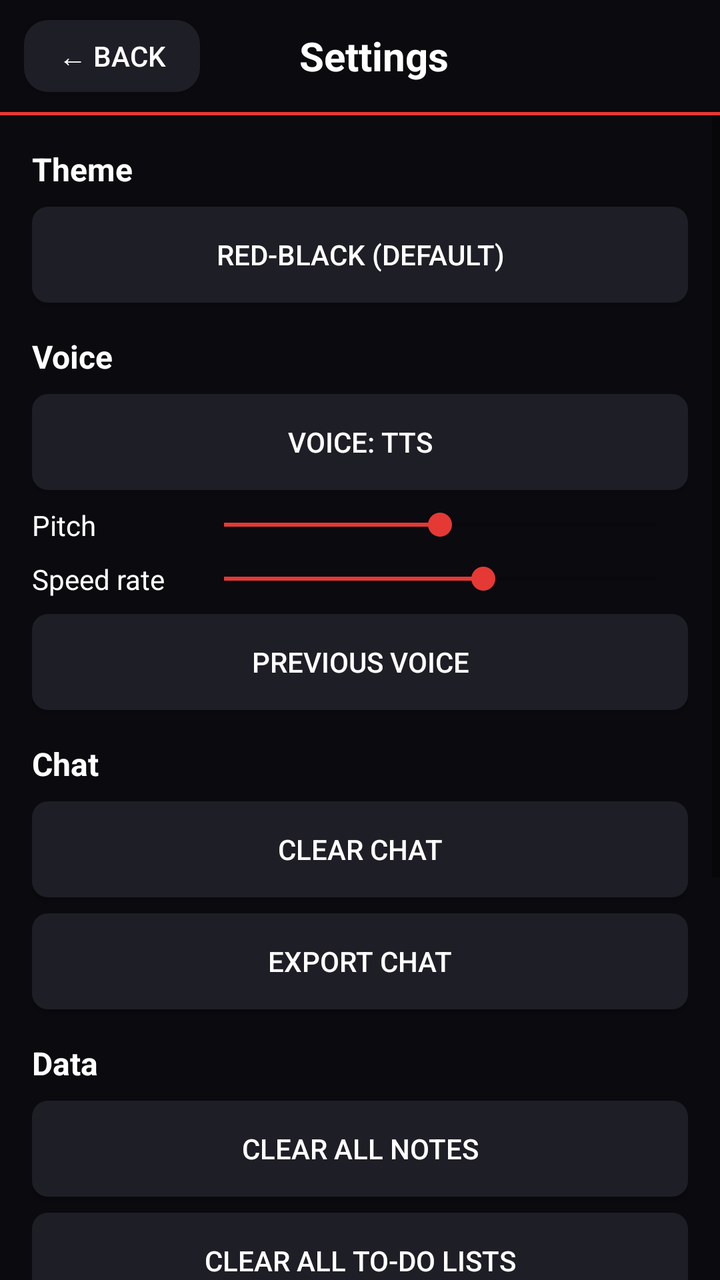
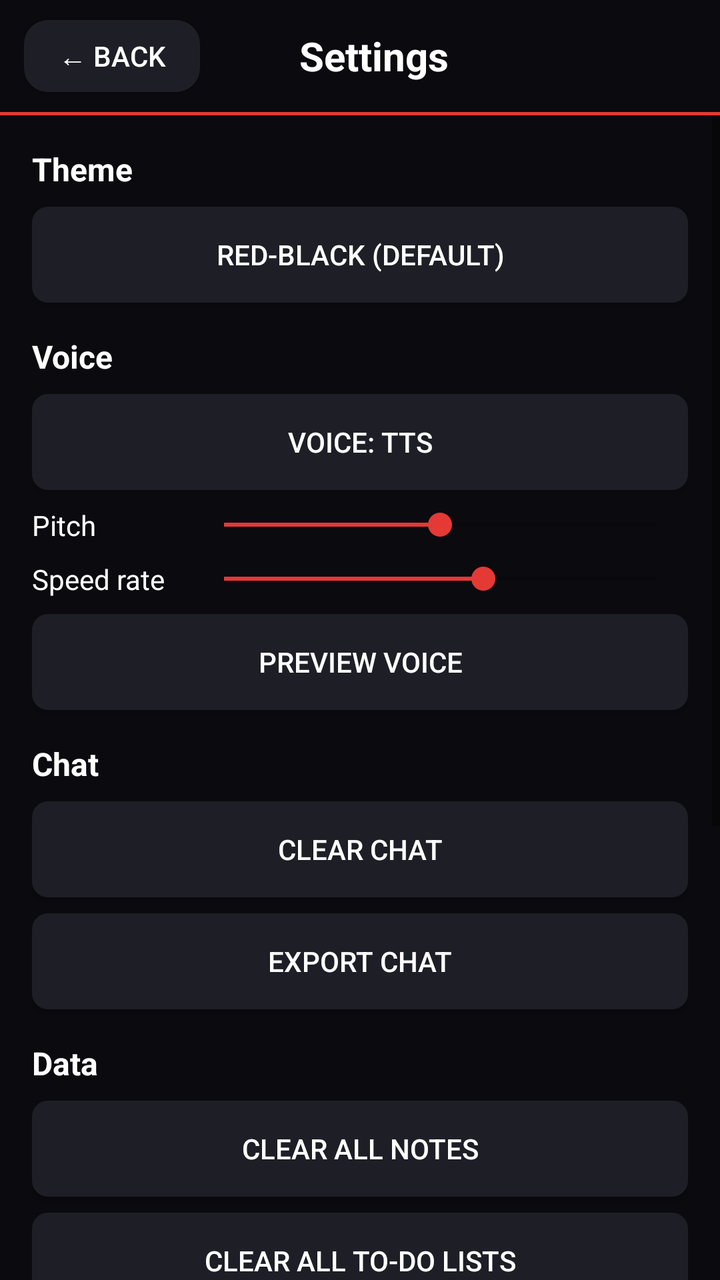

Before-and-after screenshots of an Android layout around one commit, followed by the original layout XML and the change that was made.
<!-- AndroidManifest.xml: application theme Theme.AppCompat.Light.NoActionBar -->
<!-- res/layout/activity_settings.xml -->
<?xml version="1.0" encoding="utf-8"?>
<LinearLayout
    xmlns:android="http://schemas.android.com/apk/res/android"
    android:layout_width="match_parent"
    android:layout_height="match_parent"
    android:background="#0A0A0F"
    android:orientation="vertical">

    
    <LinearLayout
        android:layout_width="match_parent"
        android:layout_height="56dp"
        android:orientation="horizontal"
        android:gravity="center_vertical"
        android:paddingStart="12dp"
        android:paddingEnd="16dp"
        android:background="#0A0A0F">

        <Button
            android:id="@+id/backButton"
            android:layout_width="wrap_content"
            android:layout_height="36dp"
            android:text="← Back"
            android:textColor="#FFFFFF"
            android:textSize="14sp"
            android:background="@drawable/rounded_dark_button"
            android:paddingStart="12dp"
            android:paddingEnd="12dp"/>

        <TextView
            android:layout_width="0dp"
            android:layout_height="wrap_content"
            android:layout_weight="1"
            android:text="Settings"
            android:textColor="#FFFFFF"
            android:textSize="20sp"
            android:textStyle="bold"
            android:gravity="center"/>

        <View
            android:layout_width="70dp"
            android:layout_height="wrap_content"/>

    </LinearLayout>

    
    <View
        android:layout_width="match_parent"
        android:layout_height="1.5dp"
        android:background="#E53935"/>

    
    <ScrollView
        android:layout_width="match_parent"
        android:layout_height="match_parent">

        <LinearLayout
            android:layout_width="match_parent"
            android:layout_height="wrap_content"
            android:orientation="vertical"
            android:padding="16dp">

            
            <TextView
                android:layout_width="wrap_content"
                android:layout_height="wrap_content"
                android:text="Theme"
                android:textColor="#FFFFFF"
                android:textSize="16sp"
                android:textStyle="bold"
                android:paddingBottom="8dp"/>

            <Button
                android:layout_width="match_parent"
                android:layout_height="48dp"
                android:text="Red-black (default)"
                android:textColor="#FFFFFF"
                android:background="@drawable/settings_button"
                android:layout_marginBottom="16dp"/>

            
            <TextView
                android:layout_width="wrap_content"
                android:layout_height="wrap_content"
                android:text="Voice"
                android:textColor="#FFFFFF"
                android:textSize="16sp"
                android:textStyle="bold"
                android:paddingBottom="8dp"/>

            <Button
                android:layout_width="match_parent"
                android:layout_height="48dp"
                android:text="Voice: tts"
                android:textColor="#FFFFFF"
                android:background="@drawable/settings_button"
                android:layout_marginBottom="8dp"/>

            <LinearLayout
                android:layout_width="match_parent"
                android:layout_height="wrap_content"
                android:orientation="horizontal"
                android:gravity="center_vertical"
                android:layout_marginBottom="8dp">

                <TextView
                    android:layout_width="80dp"
                    android:layout_height="wrap_content"
                    android:text="Pitch"
                    android:textColor="#FFFFFF"
                    android:textSize="14sp"/>

                <SeekBar
                    android:id="@+id/pitchSeekBar"
                    android:layout_width="0dp"
                    android:layout_height="wrap_content"
                    android:layout_weight="1"
                    android:progress="50"
                    android:progressTint="#E53935"
                    android:thumbTint="#E53935"/>

            </LinearLayout>

            <LinearLayout
                android:layout_width="match_parent"
                android:layout_height="wrap_content"
                android:orientation="horizontal"
                android:gravity="center_vertical"
                android:layout_marginBottom="8dp">

                <TextView
                    android:layout_width="80dp"
                    android:layout_height="wrap_content"
                    android:text="Speed rate"
                    android:textColor="#FFFFFF"
                    android:textSize="14sp"/>

                <SeekBar
                    android:id="@+id/speedSeekBar"
                    android:layout_width="0dp"
                    android:layout_height="wrap_content"
                    android:layout_weight="1"
                    android:progress="60"
                    android:progressTint="#E53935"
                    android:thumbTint="#E53935"/>

            </LinearLayout>

            <Button
                android:layout_width="match_parent"
                android:layout_height="48dp"
                android:text="Previous voice"
                android:textColor="#FFFFFF"
                android:background="@drawable/settings_button"
                android:layout_marginBottom="16dp"/>

            
            <TextView
                android:layout_width="wrap_content"
                android:layout_height="wrap_content"
                android:text="Chat"
                android:textColor="#FFFFFF"
                android:textSize="16sp"
                android:textStyle="bold"
                android:paddingBottom="8dp"/>

            <Button
                android:layout_width="match_parent"
                android:layout_height="48dp"
                android:text="Clear chat"
                android:textColor="#FFFFFF"
                android:background="@drawable/settings_button"
                android:layout_marginBottom="8dp"/>

            <Button
                android:layout_width="match_parent"
                android:layout_height="48dp"
                android:text="Export chat"
                android:textColor="#FFFFFF"
                android:background="@drawable/settings_button"
                android:layout_marginBottom="16dp"/>

            
            <TextView
                android:layout_width="wrap_content"
                android:layout_height="wrap_content"
                android:text="Data"
                android:textColor="#FFFFFF"
                android:textSize="16sp"
                android:textStyle="bold"
                android:paddingBottom="8dp"/>

            <Button
                android:layout_width="match_parent"
                android:layout_height="48dp"
                android:text="Clear all notes"
                android:textColor="#FFFFFF"
                android:background="@drawable/settings_button"
                android:layout_marginBottom="8dp"/>

            <Button
                android:layout_width="match_parent"
                android:layout_height="48dp"
                android:text="Clear all To-do lists"
                android:textColor="#FFFFFF"
                android:background="@drawable/settings_button"
                android:layout_marginBottom="8dp"/>

            <Button
                android:layout_width="match_parent"
                android:layout_height="48dp"
                android:text="Clear all Memory"
                android:textColor="#FFFFFF"
                android:background="@drawable/settings_button"
                android:layout_marginBottom="8dp"/>

            <Button
                android:layout_width="match_parent"
                android:layout_height="48dp"
                android:text="Clear all Reminder"
                android:textColor="#FFFFFF"
                android:background="@drawable/settings_button"
                android:layout_marginBottom="8dp"/>

            <Button
                android:layout_width="match_parent"
                android:layout_height="48dp"
                android:text="Clear all unanswered questions"
                android:textColor="#FFFFFF"
                android:background="@drawable/settings_button"
                android:layout_marginBottom="16dp"/>

            
            <TextView
                android:layout_width="wrap_content"
                android:layout_height="wrap_content"
                android:text="System"
                android:textColor="#FFFFFF"
                android:textSize="16sp"
                android:textStyle="bold"
                android:paddingBottom="8dp"/>

            <Button
                android:layout_width="match_parent"
                android:layout_height="48dp"
                android:text="FACTORY RESET"
                android:textColor="#FFFFFF"
                android:background="@drawable/settings_button_red"
                android:layout_marginBottom="16dp"/>

        </LinearLayout>
    </ScrollView>

</LinearLayout>
<!-- resources referenced by this layout -->
<resources>
  <!-- drawable rounded_dark_button (drawable) -->
  <?xml version="1.0" encoding="utf-8"?>
  <shape xmlns:android="http://schemas.android.com/apk/res/android"
      android:shape="rectangle">
      <solid android:color="#1E1E26"/>
      <corners android:radius="12dp"/>
  </shape>
  <!-- drawable settings_button (drawable) -->
  <?xml version="1.0" encoding="utf-8"?>
  <shape xmlns:android="http://schemas.android.com/apk/res/android"
      android:shape="rectangle">
      <solid android:color="#1E1E26"/>
      <corners android:radius="8dp"/>
  </shape>
  <!-- drawable settings_button_red (drawable) -->
  <?xml version="1.0" encoding="utf-8"?>
  <shape xmlns:android="http://schemas.android.com/apk/res/android"
      android:shape="rectangle">
      <solid android:color="#E53935"/>
      <corners android:radius="8dp"/>
  </shape>
</resources>

<!-- the commit's change to res/layout/activity_settings.xml (unified diff, before → after) -->
@@ -149,7 +149,7 @@
             <Button
                 android:layout_width="match_parent"
                 android:layout_height="48dp"
-                android:text="Previous voice"
+                android:text="Preview voice"
                 android:textColor="#FFFFFF"
                 android:background="@drawable/settings_button"
                 android:layout_marginBottom="16dp"/>
@@ -244,6 +244,14 @@
                 android:layout_width="match_parent"
                 android:layout_height="48dp"
                 android:text="FACTORY RESET"
+                android:textColor="#FFFFFF"
+                android:background="@drawable/settings_button_red"
+                android:layout_marginBottom="16dp"/>
+
+            <Button
+                android:layout_width="match_parent"
+                android:layout_height="48dp"
+                android:text="Save changes"
                 android:textColor="#FFFFFF"
                 android:background="@drawable/settings_button_red"
                 android:layout_marginBottom="16dp"/>
